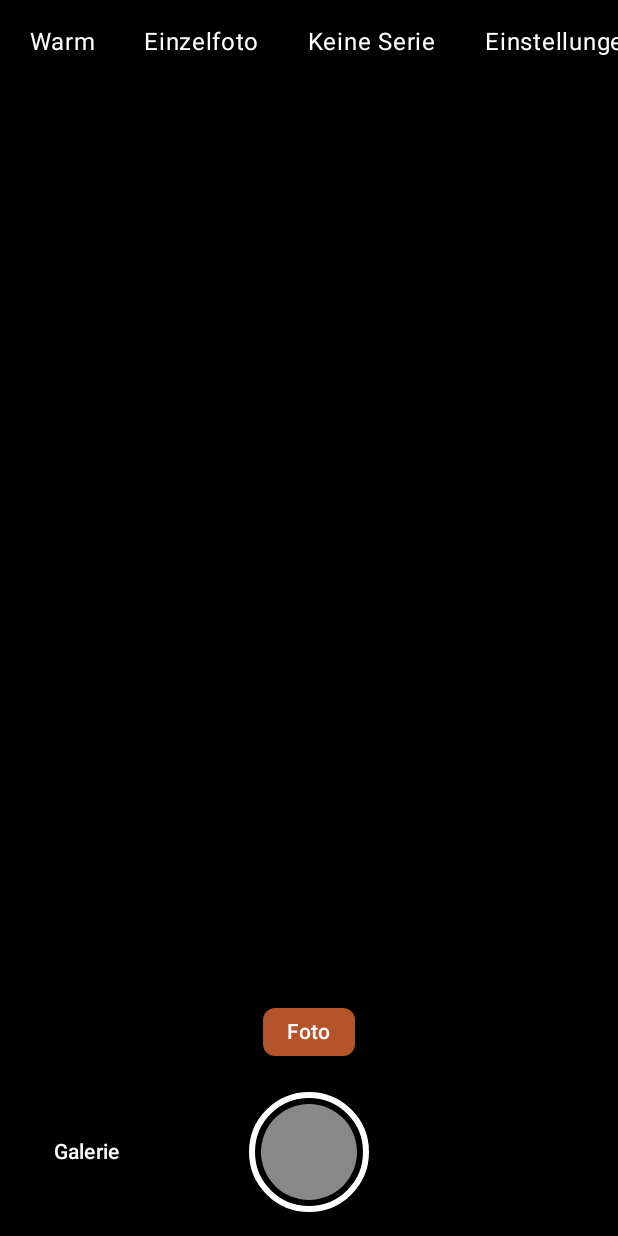
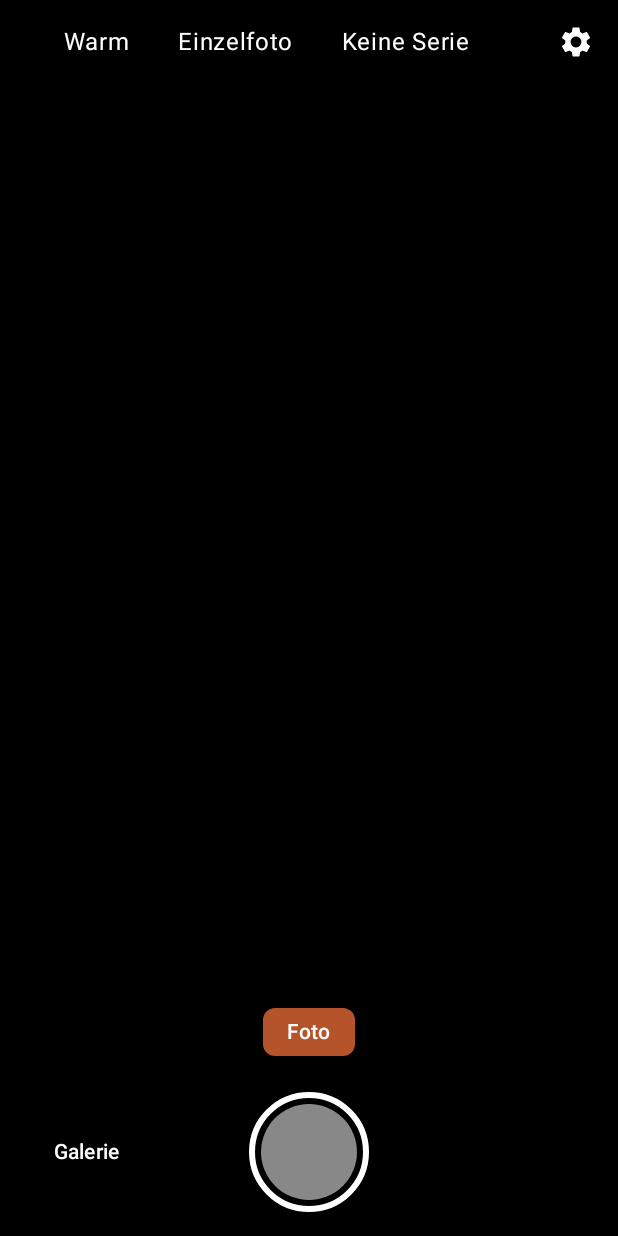
Before and after one commit to MemoCan81735/CayResim, an Android app built with Jetpack Compose: the screen it shows after launch (MainActivity), after a tap on "Ohne Look", on a phone screen of 412 x 824 dp. Run offline under Robolectric (Android 15) with nearby library versions, the phone set to English and light mode, and no system bars; our stand-ins replace Dagger/Hilt's generated code, Navigation 3, Room's generated code; libraries missing offline, so code that uses them is left out: androidx.camera.camera2, androidx.camera.compose, androidx.camera.core, androidx.camera.extensions, androidx.camera.lifecycle and 1 more.

Commit message:
Einstellungen als fester Zahnrad-Knopf oben rechts, nie abgeschnitten
Co-Authored-By: Claude Opus 5.5 <noreply@anthropic.com>
Claude-Session: https://claude.ai/code/session_01NUYBqHSuZT4Usn5MuPUYcz

```diff
--- a/feature/camera/build.gradle.kts
+++ b/feature/camera/build.gradle.kts
@@ -6,4 +6,5 @@ dependencies {
     implementation(libs.camerax.core)
     implementation(libs.activity.compose)
     implementation(libs.core.ktx)
+    implementation(libs.compose.material.icons)
 }
--- a/feature/camera/src/main/kotlin/app/cayresim/feature/camera/ui/CameraScreen.kt
+++ b/feature/camera/src/main/kotlin/app/cayresim/feature/camera/ui/CameraScreen.kt
@@ -1,5 +1,8 @@
 package app.cayresim.feature.camera.ui
 
+import androidx.compose.material.icons.Icons
+import androidx.compose.material.icons.filled.Settings
+import androidx.compose.material3.Icon
 import android.Manifest
 import android.content.Intent
 import android.content.pm.PackageManager
@@ -159,14 +162,19 @@ fun CameraContent(
         }
         var picker by remember { mutableStateOf(false) }
         // Bei grosser Schrift seitlich wischbar statt abgeschnitten
-        Row(Modifier.align(Alignment.TopCenter).safeDrawingPadding().padding(top = 8.dp).horizontalScroll(rememberScrollState()).padding(horizontal = 8.dp),
+        Row(Modifier.align(Alignment.TopCenter).safeDrawingPadding().padding(top = 8.dp).padding(end = 56.dp).horizontalScroll(rememberScrollState()).padding(horizontal = 8.dp),
             horizontalArrangement = Arrangement.spacedBy(8.dp)) {
             TopChip(stringResource(lookRes(state.look)), onNextLook, "look")
             TopChip(stringResource(specialRes(state.special)), onNextSpecial, "special")
             val sel = state.series.firstOrNull { it.id == state.selectedSeriesId }
             TopChip(if (sel == null) stringResource(R.string.series_none) else stringResource(R.string.series_label, sel.name, sel.photoCount), { picker = true }, "series")
-            // Immer erreichbar, auch nach dem ersten Foto (Selbsttest)
-            TopChip(stringResource(R.string.open_settings), onOpenSettings, "open_settings")
+        }
+        // Immer sichtbar und nie abgeschnitten, auch nach dem ersten Foto (Selbsttest)
+        val settingsLabel = stringResource(R.string.open_settings)
+        Surface(onClick = onOpenSettings, color = Color.Black.copy(alpha = 0.55f), contentColor = Color.White, shape = CircleShape,
+            modifier = Modifier.align(Alignment.TopEnd).safeDrawingPadding().padding(top = 8.dp, end = 8.dp).size(40.dp)
+                .semantics { contentDescription = settingsLabel }.testTag("open_settings")) {
+            Box(contentAlignment = Alignment.Center) { Icon(Icons.Filled.Settings, contentDescription = null) }
         }
         if (state.overlay != null && state.previewToken != null) {
             Slider(value = state.overlayAlpha, onValueChange = onOverlayAlpha, valueRange = 0f..0.9f,
```
Also changed, not shown: 2 other files.
